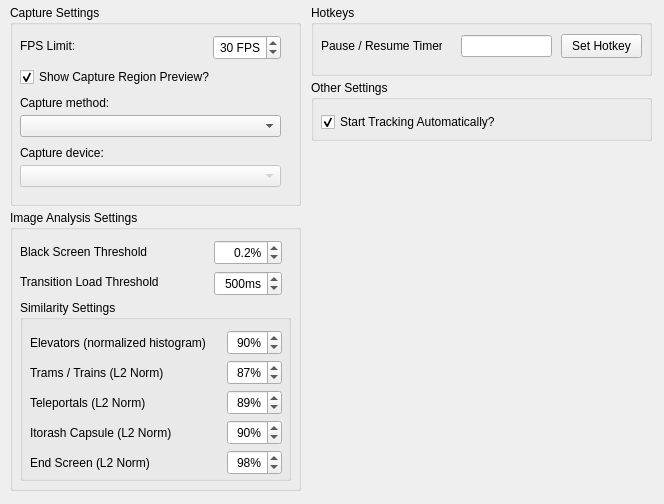
This is res/settings.ui in goth-uhaul/zdcurtain as Qt 5 draws it before an edit. The edited form follows.
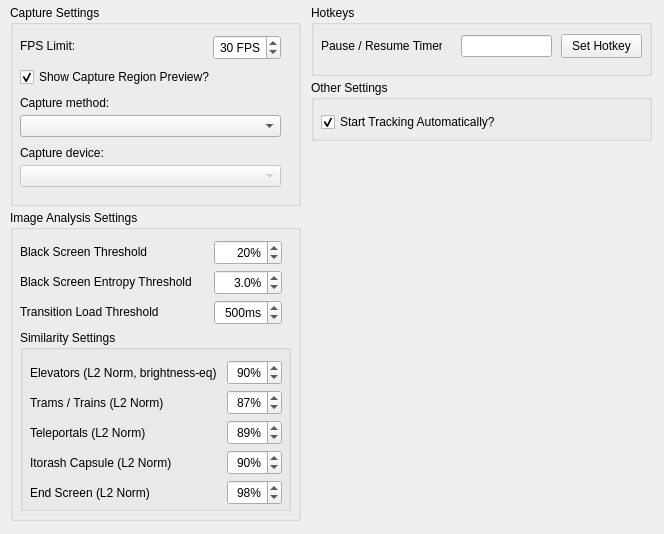
This is the edited form. Icons and pictures are not drawn.

Commit message: Interpolation changed to 'area', added black screen Shannon entropy level for more robust black screen load detection

```diff
--- a/res/settings.ui
+++ b/res/settings.ui
@@ -8,19 +8,19 @@
     <x>0</x>
     <y>0</y>
     <width>664</width>
-    <height>504</height>
+    <height>534</height>
    </rect>
   </property>
   <property name="minimumSize">
    <size>
     <width>664</width>
-    <height>504</height>
+    <height>534</height>
    </size>
   </property>
   <property name="maximumSize">
    <size>
     <width>664</width>
-    <height>504</height>
+    <height>534</height>
    </size>
   </property>
   <property name="font">
@@ -172,7 +172,7 @@
      <x>10</x>
      <y>210</y>
      <width>291</width>
-     <height>281</height>
+     <height>311</height>
     </rect>
    </property>
    <property name="title">
@@ -195,7 +195,7 @@
     <property name="geometry">
      <rect>
       <x>10</x>
-      <y>90</y>
+      <y>120</y>
       <width>271</width>
       <height>181</height>
      </rect>
@@ -208,12 +208,12 @@
       <rect>
        <x>10</x>
        <y>35</y>
-       <width>181</width>
+       <width>191</width>
        <height>16</height>
       </rect>
      </property>
      <property name="text">
-      <string>Elevators (normalized histogram)</string>
+      <string>Elevators (L2 Norm, brightness-eq)</string>
      </property>
     </widget>
     <widget class="QLabel" name="tram_similarity_label">
@@ -410,23 +410,23 @@
      <string>%</string>
     </property>
     <property name="decimals">
-     <number>1</number>
+     <number>0</number>
     </property>
     <property name="minimum">
-     <double>0.100000000000000</double>
+     <double>1.000000000000000</double>
     </property>
     <property name="singleStep">
      <double>0.100000000000000</double>
     </property>
     <property name="value">
-     <double>0.200000000000000</double>
+     <double>20.000000000000000</double>
     </property>
    </widget>
    <widget class="QLabel" name="load_confidence_threshold_label">
     <property name="geometry">
      <rect>
       <x>10</x>
-      <y>64</y>
+      <y>94</y>
       <width>184</width>
       <height>16</height>
      </rect>
@@ -435,11 +435,24 @@
      <string>Transition Load Threshold</string>
     </property>
    </widget>
+   <widget class="QLabel" name="black_screen_entropy_threshold_label">
+    <property name="geometry">
+     <rect>
+      <x>10</x>
+      <y>64</y>
+      <width>184</width>
+      <height>16</height>
+     </rect>
+    </property>
+    <property name="text">
+     <string>Black Screen Entropy Threshold</string>
+    </property>
+   </widget>
    <widget class="QSpinBox" name="load_confidence_threshold_spinbox">
     <property name="geometry">
      <rect>
       <x>204</x>
-      <y>61</y>
+      <y>90</y>
       <width>68</width>
       <height>25</height>
      </rect>
@@ -463,6 +476,34 @@
      <number>500</number>
     </property>
    </widget>
+   <widget class="QDoubleSpinBox" name="black_screen_entropy_threshold_spinbox">
+    <property name="geometry">
+     <rect>
+      <x>204</x>
+      <y>60</y>
+      <width>68</width>
+      <height>25</height>
+     </rect>
+    </property>
+    <property name="alignment">
+     <set>Qt::AlignmentFlag::AlignRight|Qt::AlignmentFlag::AlignTrailing|Qt::AlignmentFlag::AlignVCenter</set>
+    </property>
+    <property name="suffix">
+     <string>%</string>
+    </property>
+    <property name="decimals">
+     <number>1</number>
+    </property>
+    <property name="minimum">
+     <double>0.100000000000000</double>
+    </property>
+    <property name="singleStep">
+     <double>0.100000000000000</double>
+    </property>
+    <property name="value">
+     <double>3.000000000000000</double>
+    </property>
+   </widget>
   </widget>
   <widget class="QGroupBox" name="hotkey_settings_groupbox">
    <property name="geometry">
```
Left out of the diff: 6 changed lines with no effect on the pictures. The commit also changes 8 other files.
